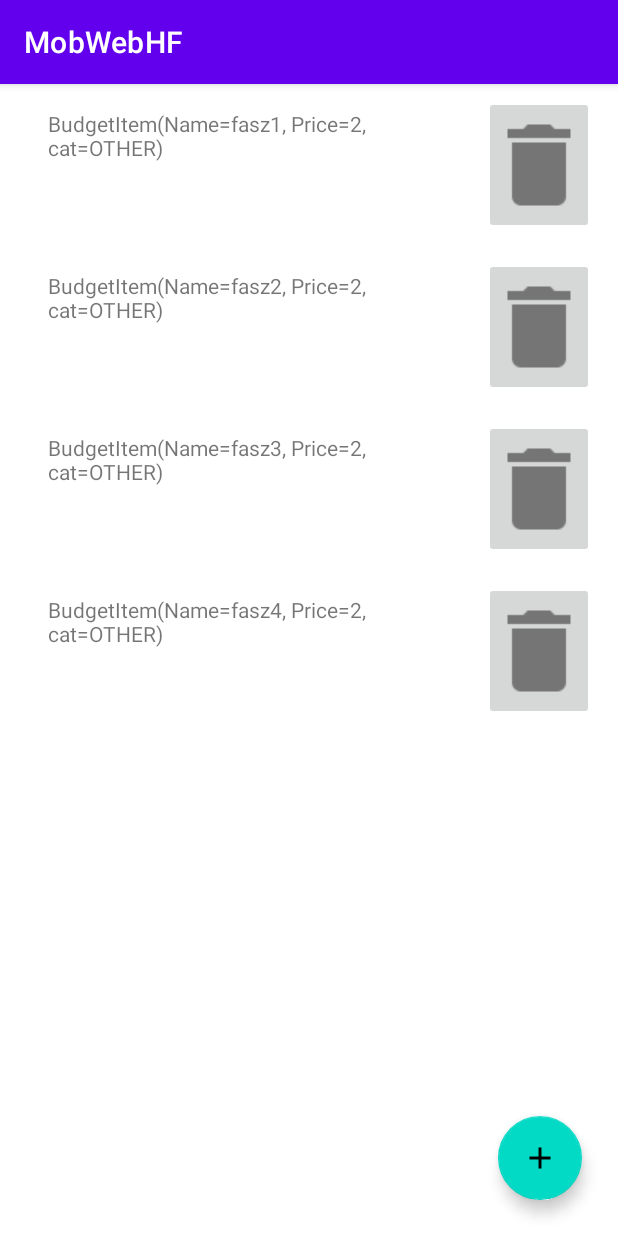
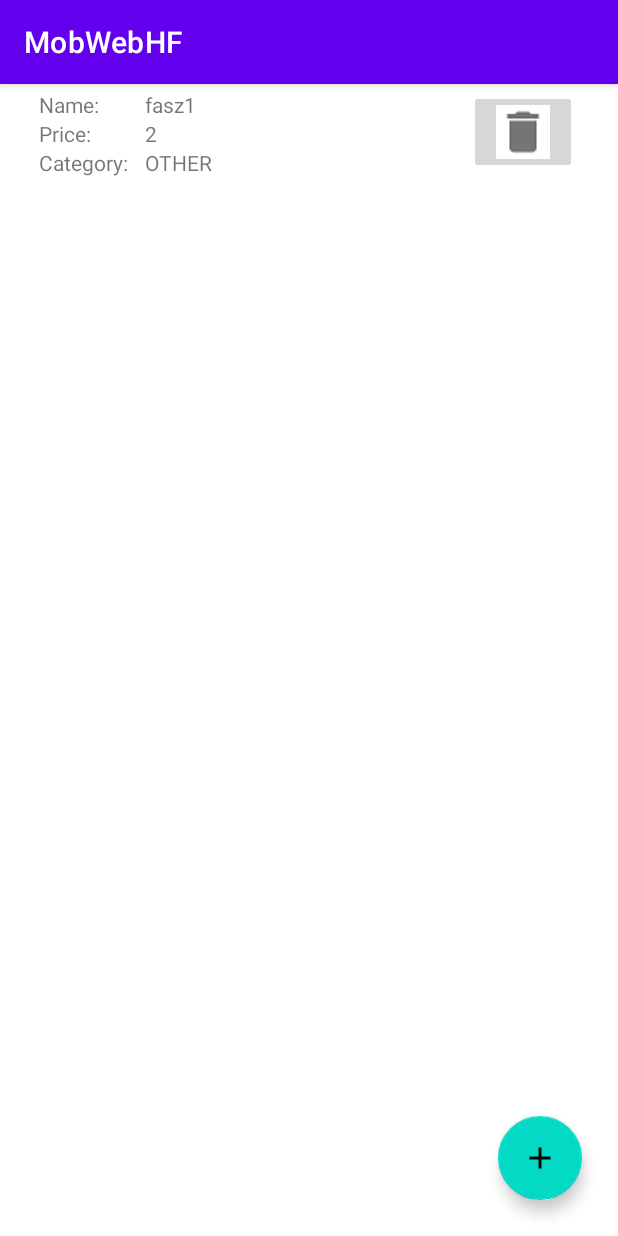
Before and after one commit to Taurusz1/BudgetApp, an Android app: the BudgetActivity screen opened directly, with no data from a screen before it, on a phone screen of 412 x 824 dp. Run offline under Robolectric (Android 15) with nearby library versions, the phone set to English and light mode, and no system bars.

Commit message:
Column Category not found, when it exists amúgy

```diff
--- a/app/src/main/java/hu/bme/aut/android/mobwebhf/Data/BudgetItem.kt
+++ b/app/src/main/java/hu/bme/aut/android/mobwebhf/Data/BudgetItem.kt
@@ -1,10 +1,11 @@
 package hu.bme.aut.android.mobwebhf.Data
 
-import java.util.Date
-
-data class BudgetItem(var Name: String = "N/A", var Price: Int = 0, var cat: Category = Category.OTHER) {
-    enum class Category{ FOOD, HOBBY, SPORTS, CLOTHES, ENTERTAINMENT, OTHER}
-    //enum class Type{EXPENSE, INCOME}
+data class BudgetItem(
+    var Name: String = "N/A",
+    var Price: Int = 0,
+    var cat: Category = Category.OTHER,
+    var type: Type = Type.EXPENSE
+) {
+    enum class Category{ FOOD, HOBBY, CLOTHES, ENTERTAINMENT, OTHER}
+    enum class Type{EXPENSE, INCOME}
 }
-//val type: Type = Type.EXPENSE) {
-//val timeOfPurchase: Date = Date(),
--- a/app/src/main/java/hu/bme/aut/android/mobwebhf/budget/BudgetActivity.kt
+++ b/app/src/main/java/hu/bme/aut/android/mobwebhf/budget/BudgetActivity.kt
@@ -6,17 +6,18 @@ import androidx.recyclerview.widget.LinearLayoutManager
 import hu.bme.aut.android.mobwebhf.Data.BudgetItem
 import hu.bme.aut.android.mobwebhf.MainActivity
 import hu.bme.aut.android.mobwebhf.databinding.ActivityBudgetBinding
-
+import hu.bme.aut.android.mobwebhf.sqlite.PersistentDataHelper
 
 class BudgetActivity : AppCompatActivity(), BudgetAdapter.OnBudgetItemSelectedListener, AddBudgetItemDialogFragment.AddBudgetItemDialogListener{
     private lateinit var binding: ActivityBudgetBinding
     private lateinit var adapter: BudgetAdapter
-
+    private lateinit var dataHelper: PersistentDataHelper
+    private lateinit var typeString: String
     companion object {
         const val KEY_TRANSPORT_TYPE = "KEY_TRANSPORT_TYPE"
     }
-    private fun getTypeString(transportType: Int): String {
-        return when (transportType) {
+    private fun getTypeString(type: Int): String {
+        return when (type) {
             MainActivity.TYPE_INCOME -> "Income"
             MainActivity.TYPE_EXPENSE -> "Expense"
             else -> "Unknown pass type"
@@ -27,8 +28,59 @@ class BudgetActivity : AppCompatActivity(), BudgetAdapter.OnBudgetItemSelectedLi
         super.onCreate(savedInstanceState)
         binding = ActivityBudgetBinding.inflate(layoutInflater)
         setContentView(binding.root)
+        dataHelper = PersistentDataHelper(this)
+        dataHelper.open()
+        val type = this.intent.getIntExtra(KEY_TRANSPORT_TYPE, -1)
+        typeString = getTypeString(type)
+        restorePersistedItems()
+
         initFab()
         initRecyclerView()
+    }
+    override fun onResume() {
+        super.onResume()
+        dataHelper.open()
+    }
+
+    override fun onPause() {
+        dataHelper.close()
+        super.onPause()
+    }
+
+    override fun onBackPressed() {
+        onExit()
+    }
+
+    private fun onExit() {
+        when(typeString){
+            "Income" -> {
+                dataHelper.persistBudgetItems(adapter.getItems())
+            }
+            "Expense" -> {
+                dataHelper.persistBudgetItems(adapter.getItems())
+            }
+        }
+        dataHelper.close()
+        finish()
+    }
+
+    private fun restorePersistedItems(){
+        when(typeString){
+            "Income" ->{
+                val items = dataHelper.restoreIncomeItems()
+                for(i in items){
+                    onBudgetItemAdded(i)
+                }
+            }
+            "Expense" ->{
+                val items= dataHelper.restoreExpenseItems()
+                for(i in items){
+                    onBudgetItemAdded(i)
+                }
+            }
+            else ->{}
+        }
+
     }
 
     private fun initFab() {
@@ -41,21 +93,17 @@ class BudgetActivity : AppCompatActivity(), BudgetAdapter.OnBudgetItemSelectedLi
         binding.budgetRecyclerView.layoutManager = LinearLayoutManager(binding.root.context)
         adapter = BudgetAdapter(this)
         adapter.addBudgetItem(BudgetItem("fasz1",2))
-        adapter.addBudgetItem(BudgetItem("fasz2",2))
-        adapter.addBudgetItem(BudgetItem("fasz3",2))
-        adapter.addBudgetItem(BudgetItem("fasz4",2))
         binding.budgetRecyclerView.adapter = adapter
     }
 
     override fun onBudgetItemSelected(item: BudgetItem?) {
         //val showDetailsIntent = Intent()
-        //showDetailsIntent.setClass(this@CityActivity, DetailsActivity::class.java)
-        //showDetailsIntent.putExtra(DetailsActivity.EXTRA_CITY_NAME, city)
+        //showDetailsIntent.setClass(this@BudgetActivity, AddBudgetItemDialogFragment::class.java)
+        //%showDetailsIntent.putExtra(DetailsActivity.EXTRA_CITY_NAME, city)
         //startActivity(showDetailsIntent)
     }
 
     override fun onBudgetItemAdded(item: BudgetItem?) {
         adapter.addBudgetItem(item!!)
     }
-
 }
--- a/app/src/main/java/hu/bme/aut/android/mobwebhf/budget/BudgetAdapter.kt
+++ b/app/src/main/java/hu/bme/aut/android/mobwebhf/budget/BudgetAdapter.kt
@@ -28,6 +28,9 @@ class BudgetAdapter(private val listener: OnBudgetItemSelectedListener) : Recycl
 
     override fun getItemCount(): Int = items.size
 
+    fun getItems(): MutableList<BudgetItem>{
+        return items
+    }
     fun addBudgetItem(newItem: BudgetItem) {
         items.add(newItem)
         notifyItemInserted(items.size - 1)
@@ -42,20 +45,24 @@ class BudgetAdapter(private val listener: OnBudgetItemSelectedListener) : Recycl
     }
 
     inner class BudgetItemViewHolder(private val itemView: View) : RecyclerView.ViewHolder(itemView) {
-        var binding = ItemBudgetItemBinding.bind(itemView)
-        var item: BudgetItem? = null
+        private var binding = ItemBudgetItemBinding.bind(itemView)
+        private var item: BudgetItem? = null
 
         init {
             binding.root.setOnClickListener { listener.onBudgetItemSelected(item) }
-
             binding.budgetItemRemoveButton.setOnClickListener{
                 removeBudgetItem(items.indexOf(item))
             }
         }
 
-        fun bind(newItem: BudgetItem?) {
+        fun bind(newItem: BudgetItem) {
             item = newItem
-            binding.tvName.text = item.toString()
+            binding.nameText.text = "Name:"
+            binding.priceText.text = "Price:"
+            binding.catText.text = "Category:"
+            binding.tvName.text = newItem.Name
+            binding.tvPrice.text = newItem.Price.toString()
+            binding.tvCat.text = newItem.cat.toString()
         }
     }
 }
--- a/app/src/main/res/layout/item_budget_item.xml
+++ b/app/src/main/res/layout/item_budget_item.xml
@@ -4,18 +4,46 @@
     android:layout_width="match_parent"
     android:layout_height="wrap_content"
     android:orientation="horizontal"
-    android:paddingBottom="8dp"
+    android:paddingBottom="4dp"
     android:paddingLeft="16dp"
     android:paddingRight="16dp"
-    android:paddingTop="8dp"
-    android:weightSum="10">
+    android:paddingTop="4dp"
+    android:weightSum="100">
 
     <LinearLayout
         android:layout_width="0dp"
         android:layout_height="wrap_content"
         android:layout_gravity="center_vertical"
-        android:layout_marginStart="16dp"
-        android:layout_weight="8"
+        android:layout_marginStart="10dp"
+        android:layout_weight="17"
+        android:orientation="vertical">
+
+        <TextView
+            android:id="@+id/nameText"
+            android:layout_width="wrap_content"
+            android:layout_height="0dp"
+            android:layout_weight="1"
+            tools:text="@string/name" />
+        <TextView
+            android:id="@+id/priceText"
+            android:layout_width="wrap_content"
+            android:layout_height="0dp"
+            android:layout_weight="1"
+            tools:text="@string/price" />
+        <TextView
+            android:id="@+id/catText"
+            android:layout_width="wrap_content"
+            android:layout_height="0dp"
+            android:layout_weight="1"
+            tools:text="@string/category" />
+    </LinearLayout>
+
+    <LinearLayout
+        android:layout_width="0dp"
+        android:layout_height="wrap_content"
+        android:layout_gravity="center_vertical"
+        android:layout_marginStart="10dp"
+        android:layout_weight="60"
         android:orientation="vertical">
 
     <TextView
@@ -23,26 +51,26 @@
         android:layout_width="wrap_content"
         android:layout_height="0dp"
         android:layout_weight="1"
-        tools:text="Név" />
+        tools:text="Name" />
     <TextView
         android:id="@+id/tvPrice"
         android:layout_width="wrap_content"
         android:layout_height="0dp"
         android:layout_weight="1"
-        tools:text="Ár" />
+        tools:text="Price" />
     <TextView
         android:id="@+id/tvCat"
         android:layout_width="wrap_content"
         android:layout_height="0dp"
         android:layout_weight="1"
-        tools:text="Kategória" />
+        tools:text="Category" />
     </LinearLayout>
 
     <ImageButton
         android:id="@+id/budget_item_remove_button"
         android:layout_width="0dp"
         android:layout_height="wrap_content"
-        android:layout_weight="2"
+        android:layout_weight="20"
         android:src="@drawable/ic_delete" />
 
 </LinearLayout>
--- a/app/src/main/res/values/strings.xml
+++ b/app/src/main/res/values/strings.xml
@@ -21,6 +21,11 @@
     <string name="new_item_name_hint">Name</string>
     <string name="new_item_price_hint">Price</string>
     <string name="new_item_category_hint">Category</string>
+    <string name="food">Food</string>
+    <string name="hobby">Hobby</string>
+    <string name="clothes">Clothes</string>
+    <string name="entertainment">Entertainment</string>
+    <string name="other">Other</string>
     <string-array name="Categories">
         <item>Food</item>
         <item>Hobby</item>
```
Also changed, not shown: app/src/main/java/hu/bme/aut/android/mobwebhf/budget/AddBudgetItemDialogFragment.kt (+9 -8 lines), app/src/main/java/hu/bme/aut/android/mobwebhf/sqlite/DbConstants.kt (+5 -3 lines), app/src/main/java/hu/bme/aut/android/mobwebhf/sqlite/PersistentDataHelper.kt (+24 -12 lines), app/src/main/res/layout/dialog_new_budget_item.xml (+5 -4 lines), app/src/main/res/drawable-v24/ic_delete.png.
